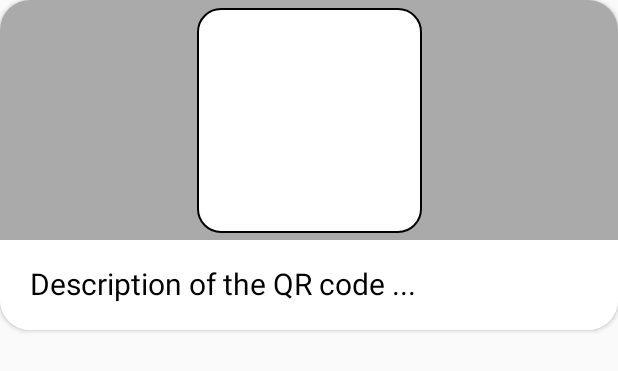
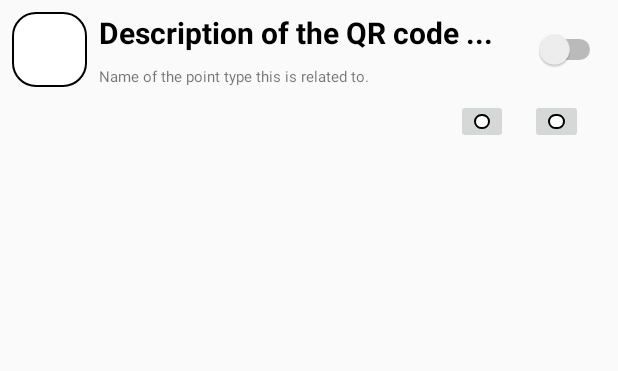
Before and after one commit to PurdueHCR/PurdueHCR-Android, an Android app: the layout list_item_qr_code.xml on its own in the app's theme, with its tools: preview values and no code run, on a phone screen of 412 x 824 dp. Shown: the top 371 px of the screen. Run offline under Robolectric (Android 15) with nearby library versions, the phone set to English and light mode, and no system bars.

Commit message:
Add Competition Visibility Controls.

```diff
--- a/app/src/main/java/com/hcrpurdue/jason/hcrhousepoints/ListAdapters/QrCodeListAdapter.java
+++ b/app/src/main/java/com/hcrpurdue/jason/hcrhousepoints/ListAdapters/QrCodeListAdapter.java
@@ -76,7 +76,7 @@ public class QrCodeListAdapter extends BaseAdapter implements ListAdapter {
             Toast.makeText(context,"Could not create QR Code",Toast.LENGTH_LONG).show();
         }
 
-        /*TextView typeTextView = view.findViewById(R.id.smallTextView);
+        TextView typeTextView = view.findViewById(R.id.smallTextView);
         typeTextView.setText(qrCode.getPointType(context).getName());
         Switch codeActiveSwitch = view.findViewById(R.id.qrSwitch);
         codeActiveSwitch.setChecked(qrCode.isEnabled());
@@ -104,10 +104,7 @@ public class QrCodeListAdapter extends BaseAdapter implements ListAdapter {
                     }
                 });
             }
-        });*/
-
-
-
+        });
 
         view.setOnClickListener(new View.OnClickListener() {
             @Override
--- a/app/src/main/res/layout/fragment_qr_code_list.xml
+++ b/app/src/main/res/layout/fragment_qr_code_list.xml
@@ -2,8 +2,10 @@
 <androidx.constraintlayout.widget.ConstraintLayout xmlns:android="http://schemas.android.com/apk/res/android"
     xmlns:app="http://schemas.android.com/apk/res-auto"
     xmlns:tools="http://schemas.android.com/tools"
-    android:orientation="vertical" android:layout_width="match_parent"
-    android:layout_height="match_parent">
+    android:layout_width="match_parent"
+    android:layout_height="match_parent"
+    android:background="#AAAAAA"
+    android:orientation="vertical">
 
 
     <com.google.android.material.floatingactionbutton.FloatingActionButton
@@ -37,7 +39,6 @@
             android:layout_marginRight="16dp"
             android:layout_marginBottom="16dp"
             android:divider="@android:color/transparent"
-            android:dividerHeight="10.0sp"
             android:paddingLeft="10dp"
             android:paddingTop="10dp"
             android:paddingRight="10dp"
@@ -54,10 +55,10 @@
 
     <TextView
         android:id="@android:id/empty"
-        android:text="Loading"
+        android:layout_width="match_parent"
+        android:layout_height="match_parent"
         android:gravity="center"
-        android:layout_width="match_parent"
-        android:layout_height="match_parent" />
+        android:text="Loading" />
 
 
 </androidx.constraintlayout.widget.ConstraintLayout>
--- a/app/src/main/res/layout/list_item_qr_code.xml
+++ b/app/src/main/res/layout/list_item_qr_code.xml
@@ -1,64 +1,86 @@
-<?xml version="1.0" encoding="utf-8"?>
-<androidx.cardview.widget.CardView xmlns:android="http://schemas.android.com/apk/res/android"
+<androidx.constraintlayout.widget.ConstraintLayout xmlns:tools="http://schemas.android.com/tools"
+    android:layout_height="wrap_content"
+    android:layout_width="match_parent"
     xmlns:app="http://schemas.android.com/apk/res-auto"
-    android:layout_width="match_parent"
-    android:layout_height="wrap_content"
-    android:background="@drawable/border"
-    app:cardCornerRadius="20dp">
-
-    <androidx.constraintlayout.widget.ConstraintLayout
-        android:layout_width="match_parent"
-        android:layout_height="match_parent"
-        android:minHeight="?attr/listPreferredItemHeight">
-
-        <View
-            android:id="@+id/grayBackgroundView"
-            android:layout_width="wrap_content"
-            android:layout_height="160dp"
-            android:background="#AAAAAA"
-            android:shadowColor="#000000"
-            android:shadowDx="1.5"
-            android:shadowDy="1.3"
-            android:shadowRadius="1.6"
-            app:layout_constraintEnd_toEndOf="parent"
-            app:layout_constraintStart_toStartOf="parent"
-            app:layout_constraintTop_toTopOf="parent" />
+    android:minHeight="?attr/listPreferredItemHeight"
+    xmlns:android="http://schemas.android.com/apk/res/android">
 
     <ImageView
         android:id="@+id/qrCodeImageView"
-            android:layout_width="150dp"
-            android:layout_height="150dp"
-            app:layout_constraintBottom_toBottomOf="@+id/grayBackgroundView"
-            app:layout_constraintEnd_toEndOf="parent"
+        android:layout_width="50dp"
+        android:layout_height="50dp"
+        android:layout_marginStart="8dp"
+        android:layout_marginTop="8dp"
         app:layout_constraintStart_toStartOf="parent"
-            app:layout_constraintTop_toTopOf="@+id/grayBackgroundView"
+        app:layout_constraintTop_toTopOf="parent"
         app:srcCompat="@drawable/border" />
-
-        <View
-            android:id="@+id/whiteBackgroundView"
-            android:layout_width="wrap_content"
-            android:layout_height="60dp"
-            android:background="#FFFFFF"
-            android:shadowColor="#000000"
-            android:shadowDx="1.5"
-            android:shadowDy="1.3"
-            android:shadowRadius="1.6"
-            app:layout_constraintEnd_toEndOf="parent"
-            app:layout_constraintStart_toStartOf="parent"
-            app:layout_constraintTop_toBottomOf="@+id/grayBackgroundView" />
 
     <TextView
         android:id="@+id/largeTextView"
         android:layout_width="wrap_content"
         android:layout_height="wrap_content"
-            android:layout_marginStart="20dp"
-            android:layout_marginTop="15dp"
+        android:layout_marginStart="8dp"
         android:text="Description of the QR code ..."
         android:textColor="#000000"
         android:textSize="20sp"
-            app:layout_constraintStart_toStartOf="@+id/whiteBackgroundView"
-            app:layout_constraintTop_toBottomOf="@+id/grayBackgroundView" />
+        android:textStyle="bold"
+        app:layout_constraintStart_toEndOf="@+id/qrCodeImageView"
+        app:layout_constraintTop_toTopOf="@+id/qrCodeImageView" />
+
+    <TextView
+        android:id="@+id/smallTextView"
+        android:layout_width="wrap_content"
+        android:layout_height="wrap_content"
+        android:layout_marginStart="8dp"
+        android:text="Name of the point type this is related to."
+        android:textSize="10sp"
+        app:layout_constraintBottom_toBottomOf="@+id/qrCodeImageView"
+        app:layout_constraintStart_toEndOf="@+id/qrCodeImageView" />
+
+    <Switch
+        android:id="@+id/qrSwitch"
+        android:layout_width="wrap_content"
+        android:layout_height="wrap_content"
+        android:layout_marginEnd="8dp"
+        app:layout_constraintBottom_toBottomOf="@+id/qrCodeImageView"
+        app:layout_constraintEnd_toEndOf="parent"
+        app:layout_constraintTop_toTopOf="@+id/qrCodeImageView" />
+
+    <LinearLayout
+        android:id="@+id/linearLayout"
+        android:layout_width="100dp"
+        android:layout_height="30dp"
+        android:layout_marginTop="8dp"
+        android:layout_marginEnd="8dp"
+        android:orientation="horizontal"
+        app:layout_constraintEnd_toEndOf="parent"
+        app:layout_constraintTop_toBottomOf="@+id/smallTextView">
+
+        <ImageButton
+            android:id="@+id/editImageButton"
+            android:layout_width="30dp"
+            android:layout_height="30dp"
+            android:layout_weight="1"
+            app:srcCompat="@drawable/border" />
+
+        <Space
+            android:layout_width="10dp"
+            android:layout_height="wrap_content"
+            android:layout_weight="1" />
+
+        <ImageButton
+            android:id="@+id/shareImageButton"
+            android:layout_width="30dp"
+            android:layout_height="30dp"
+            android:layout_weight="1"
+            app:srcCompat="@drawable/border" />
+
+        <Space
+            android:layout_width="10dp"
+            android:layout_height="wrap_content"
+            android:layout_weight="1" />
+
+    </LinearLayout>
 
 
 </androidx.constraintlayout.widget.ConstraintLayout>
-</androidx.cardview.widget.CardView>
```
Lines whose indentation alone changed are shown as unchanged.
